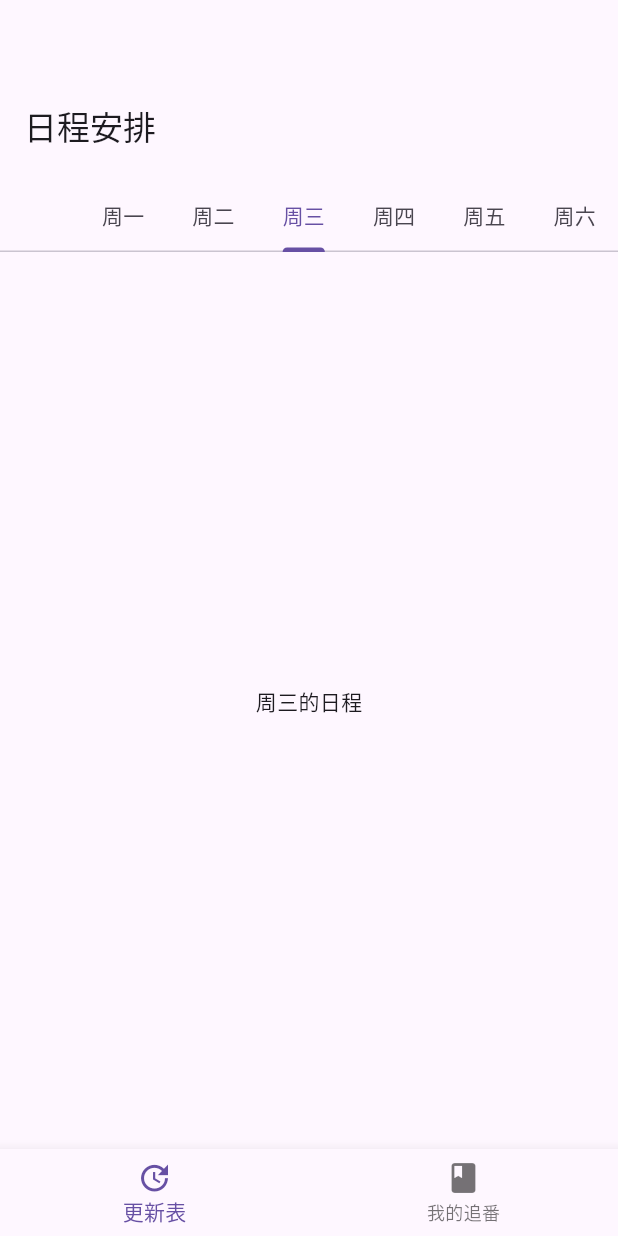
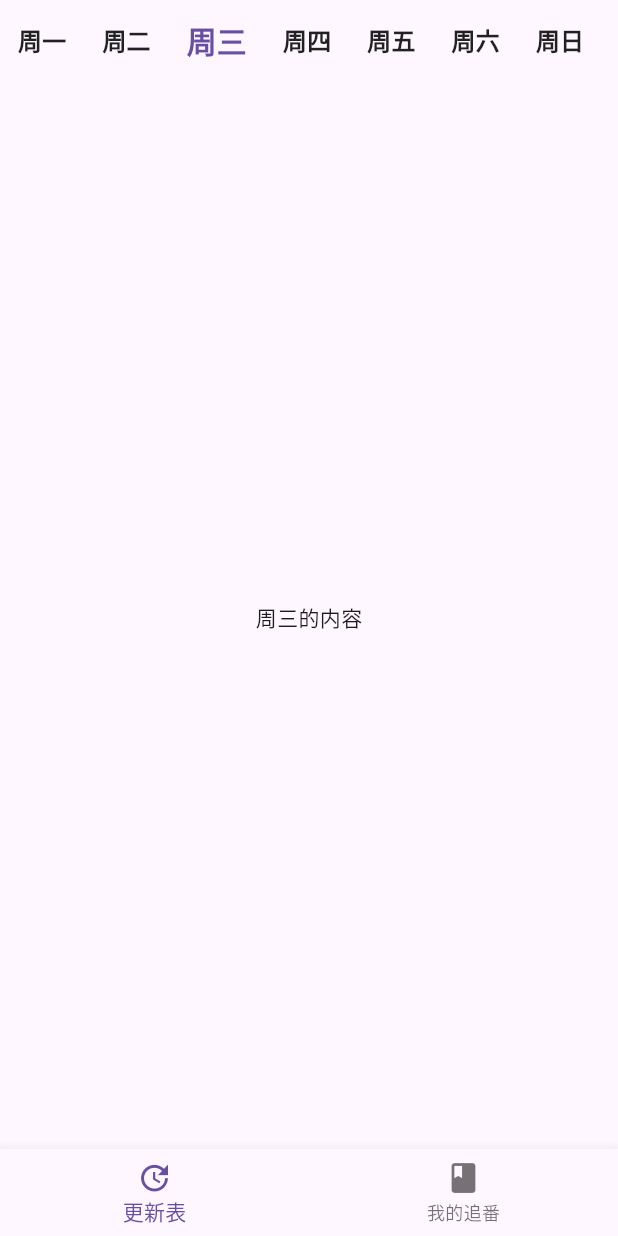
Before and after one commit to Minori-ty/flutter_anime_schedule, a Flutter app: the screen it shows after launch, on a phone screen of 412 x 824 dp. Run offline on Flutter 3.47's test engine with Material 3 defaults, Android fonts, the phone set to English and light mode, and no system bars; our stand-ins replace get.

Commit message:
feat: 完成顶部tab栏

```diff
--- a/lib/main.dart
+++ b/lib/main.dart
@@ -17,6 +17,7 @@ class MyApp extends StatelessWidget {
         primarySwatch: Colors.blue,
       ),
       home: MainPage(),
+      debugShowCheckedModeBanner: false,
     );
   }
 }
@@ -29,7 +30,6 @@ class MainPage extends StatelessWidget {
   @override
   Widget build(BuildContext context) {
     return Scaffold(
-      appBar: AppBar(),
       body: Obx(() {
         return IndexedStack(
           index: mainController.selectedIndex.value,
--- /dev/null
+++ b/lib/src/conponents/tab_appbar.dart
@@ -0,0 +1,58 @@
+import 'package:flutter/material.dart';
+import 'package:flutter/services.dart';
+import 'package:get/get.dart';
+
+class TabAppBar extends StatelessWidget implements PreferredSizeWidget {
+  final List<Tab> tabs;
+  final TabController? controller;
+  const TabAppBar({required this.tabs, this.controller, super.key});
+
+  @override
+  Widget build(BuildContext context) {
+    return AnnotatedRegion<SystemUiOverlayStyle>(
+      value: Get.isDarkMode
+          ? SystemUiOverlayStyle.light.copyWith(
+              systemNavigationBarColor: Colors.transparent,
+            )
+          : SystemUiOverlayStyle.dark.copyWith(
+              systemNavigationBarColor: Colors.transparent,
+            ),
+      child: Container(
+        padding:
+            EdgeInsets.only(top: MediaQuery.of(context).padding.top, right: 4),
+        height: 56 + MediaQuery.of(context).padding.top,
+        child: Row(
+          children: [
+            Expanded(
+              child: TabBar(
+                isScrollable: true,
+                controller: controller,
+                labelColor: Theme.of(context).colorScheme.primary,
+                tabAlignment: TabAlignment.start,
+                unselectedLabelColor:
+                    Get.isDarkMode ? Colors.white70 : Colors.black87,
+                labelStyle: const TextStyle(
+                  fontSize: 20,
+                  fontWeight: FontWeight.bold,
+                ),
+                unselectedLabelStyle: const TextStyle(
+                  fontSize: 16,
+                  fontWeight: FontWeight.bold,
+                ),
+                labelPadding: EdgeInsets.symmetric(horizontal: 12),
+                indicatorSize: TabBarIndicatorSize.tab,
+                indicatorColor: Colors.transparent,
+                dividerColor: Colors.transparent,
+                tabs: tabs,
+              ),
+            ),
+          ],
+        ),
+      ),
+    );
+  }
+
+  @override
+  Size get preferredSize =>
+      Size.fromHeight(56 + MediaQuery.of(Get.context!).padding.top);
+}
--- a/lib/src/pages/schedule.dart
+++ b/lib/src/pages/schedule.dart
@@ -1,43 +1,18 @@
 import 'package:flutter/material.dart';
+import 'package:flutter_anime_schedule/src/conponents/tab_appbar.dart';
 
-class SchedulePage extends StatefulWidget {
-  @override
-  _SchedulePageState createState() => _SchedulePageState();
-}
-
-class _SchedulePageState extends State<SchedulePage>
-    with SingleTickerProviderStateMixin {
-  late TabController _tabController;
-
-  @override
-  void initState() {
-    super.initState();
-    // 获取今天是星期几，设置默认选中
-    DateTime now = DateTime.now();
-    int today = now.weekday; // 周一是1，周日是7
-    _tabController =
-        TabController(length: 7, vsync: this, initialIndex: today - 1);
-  }
-
-  @override
-  void dispose() {
-    _tabController.dispose();
-    super.dispose();
-  }
+class SchedulePage extends StatelessWidget {
+  const SchedulePage({super.key});
 
   @override
   Widget build(BuildContext context) {
-    return Scaffold(
-      appBar: AppBar(
-        title: Text('日程安排'),
-        bottom: PreferredSize(
-          preferredSize: Size.fromHeight(kToolbarHeight),
-          child: Align(
-            alignment: Alignment.centerLeft, // 强制 TabBar 从左边对齐
-            child: TabBar(
-              controller: _tabController,
-              isScrollable: true,
-              indicatorPadding: EdgeInsets.zero, // 去除 indicator 左右空白
+    int currentDayOfWeek = (DateTime.now().weekday - 1) % 7;
+
+    return DefaultTabController(
+      length: 7,
+      initialIndex: currentDayOfWeek,
+      child: Scaffold(
+        appBar: TabAppBar(
           tabs: [
             Tab(text: '周一'),
             Tab(text: '周二'),
@@ -48,20 +23,17 @@ class _SchedulePageState extends State<SchedulePage>
             Tab(text: '周日'),
           ],
         ),
+        body: TabBarView(
+          children: [
+            Center(child: Text('周一的内容')),
+            Center(child: Text('周二的内容')),
+            Center(child: Text('周三的内容')),
+            Center(child: Text('周四的内容')),
+            Center(child: Text('周五的内容')),
+            Center(child: Text('周六的内容')),
+            Center(child: Text('周日的内容')),
+          ],
         ),
-        ),
-      ),
-      body: TabBarView(
-        controller: _tabController,
-        children: [
-          Center(child: Text('周一的日程')),
-          Center(child: Text('周二的日程')),
-          Center(child: Text('周三的日程')),
-          Center(child: Text('周四的日程')),
-          Center(child: Text('周五的日程')),
-          Center(child: Text('周六的日程')),
-          Center(child: Text('周日的日程')),
-        ],
       ),
     );
   }
```
Lines whose indentation alone changed are shown as unchanged.
